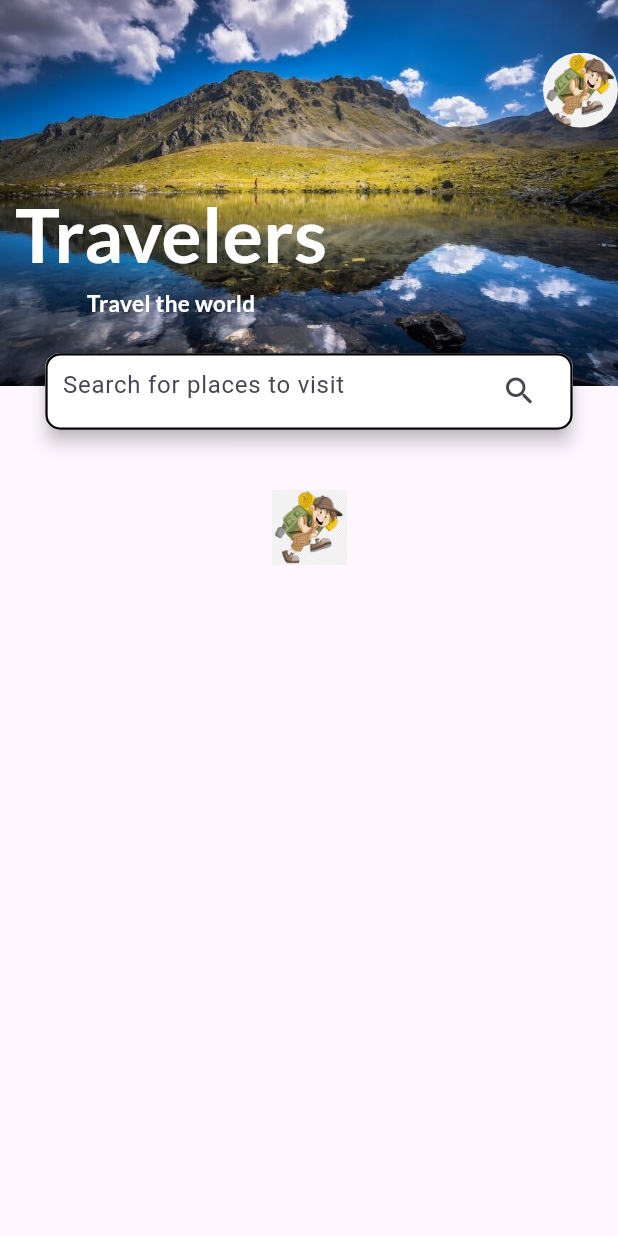
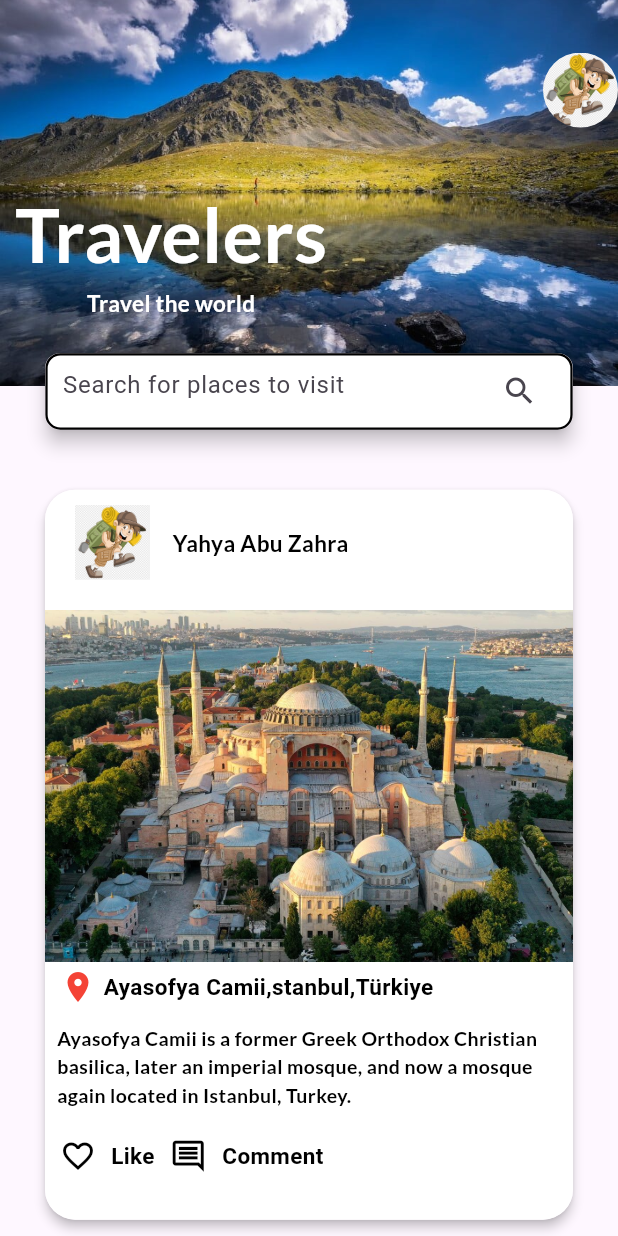
Before and after one commit to YahyaAbuZahra/travelers_app, a Flutter app: the screen it shows after launch, on a phone screen of 412 x 824 dp. Run offline on Flutter 3.47's test engine with Material 3 defaults, Android fonts, the phone set to English and light mode, and no system bars.

Commit message:
first city

```diff
--- a/travel/lib/pages/home.dart
+++ b/travel/lib/pages/home.dart
@@ -14,6 +14,7 @@ class _HomeState extends State<Home> {
       body: Container(
         width: double.infinity,
         child: Column(
+          crossAxisAlignment: CrossAxisAlignment.start,
           children: [
             Stack(
               children: [
@@ -28,6 +29,8 @@ class _HomeState extends State<Home> {
                   child: Row(
                     mainAxisAlignment: MainAxisAlignment.end,
                     children: [
+                      Row(
+                        children: [
                           ClipRRect(
                             borderRadius: BorderRadius.circular(45.0),
 
@@ -37,6 +40,8 @@ class _HomeState extends State<Home> {
                               height: 50,
                               fit: BoxFit.cover,
                             ),
+                          ),
+                        ],
                       ),
                     ],
                   ),
@@ -97,16 +102,127 @@ class _HomeState extends State<Home> {
               ],
             ),
             SizedBox(height: 40.0),
+
             Container(
+              margin: EdgeInsets.only(left: 30.0, right: 30.0),
+
+              child: Material(
+                elevation: 3.0,
+                borderRadius: BorderRadius.circular(20),
+
+                child: Container(
+                  decoration: BoxDecoration(
+                    color: Colors.white,
+                    borderRadius: BorderRadius.circular(20),
+                  ),
+
                   child: Column(
+                    crossAxisAlignment: CrossAxisAlignment.start,
                     children: [
-                  Image.asset(
+                      Padding(
+                        padding: const EdgeInsets.only(left: 20.0, top: 10.0),
+                        child: Row(
+                          children: [
+                            ClipRRect(
+                              child: Image.asset(
                                 "images/boy.png",
                                 height: 50.0,
                                 width: 50,
                                 fit: BoxFit.cover,
                               ),
+                            ),
+                            SizedBox(width: 15.0),
+                            Text(
+                              "Yahya Abu Zahra",
+                              style: const TextStyle(
+                                color: Colors.black,
+                                fontFamily: 'Lato',
+                                fontSize: 15.0,
+                                fontWeight: FontWeight.w500,
+                              ),
+                            ),
                           ],
+                        ),
+                      ),
+                      SizedBox(height: 20.0),
+                      Image.asset("images/Ayasofya Camii.jpg"),
+                      SizedBox(height: 5.0),
+                      Padding(
+                        padding: const EdgeInsets.only(left: 10.0),
+                        child: Row(
+                          children: [
+                            Icon(Icons.location_on, color: Colors.red),
+                            SizedBox(width: 5.0),
+
+                            Padding(
+                              padding: const EdgeInsets.only(left: 0.1),
+                              child: Text(
+                                "Ayasofya Camii,stanbul,Türkiye",
+                                style: const TextStyle(
+                                  color: Colors.black,
+
+                                  fontSize: 15.0,
+                                  fontWeight: FontWeight.bold,
+                                ),
+                              ),
+                            ),
+                          ],
+                        ),
+                      ),
+                      SizedBox(height: 5.0),
+                      Padding(
+                        padding: const EdgeInsets.all(8.0),
+                        child: Text(
+                          "Ayasofya Camii is a former Greek Orthodox Christian basilica, later an imperial mosque, and now a mosque again located in Istanbul, Turkey.",
+                          style: const TextStyle(
+                            color: Colors.black,
+                            fontFamily: 'Lato',
+                            fontSize: 13.0,
+                            fontWeight: FontWeight.w500,
+                          ),
+                        ),
+                      ),
+                      SizedBox(height: 10.0),
+
+                      Padding(
+                        padding: const EdgeInsets.only(left: 10.0),
+                        child: Row(
+                          children: [
+                            Icon(Icons.favorite_outline, color: Colors.black),
+                            SizedBox(width: 10.0),
+                            Text(
+                              "Like",
+                              style: const TextStyle(
+                                color: Colors.black,
+
+                                fontSize: 15.0,
+                                fontWeight: FontWeight.bold,
+                              ),
+                            ),
+                            SizedBox(width: 10.0),
+
+                            Icon(
+                              Icons.comment_outlined,
+                              color: Colors.black,
+                              size: 25.0,
+                            ),
+                            SizedBox(width: 10.0),
+                            Text(
+                              "Comment",
+                              style: const TextStyle(
+                                color: Colors.black,
+
+                                fontSize: 15.0,
+                                fontWeight: FontWeight.bold,
+                              ),
+                            ),
+                          ],
+                        ),
+                      ),
+                      SizedBox(height: 30.0),
+                    ],
+                  ),
+                ),
               ),
             ),
           ],
```
Also changed, not shown: travel/images/Ayasofya Camii.jpg (added). Lines whose indentation alone changed are shown as unchanged.
